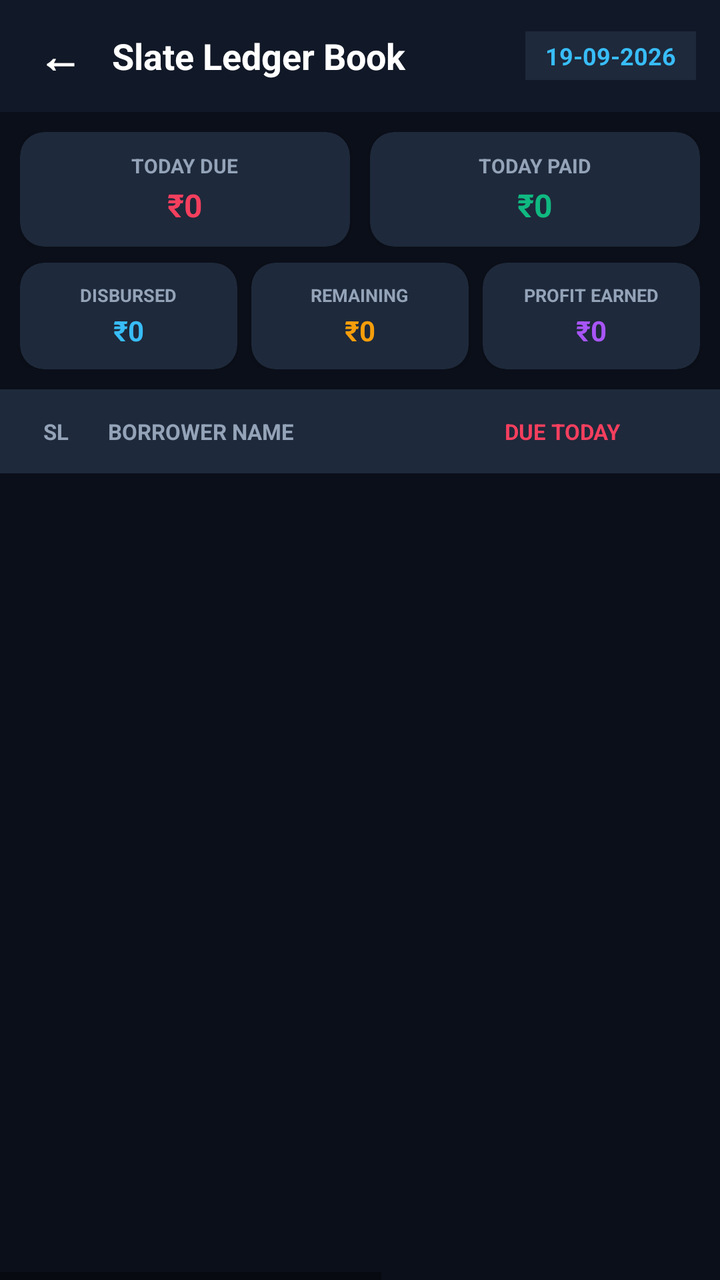
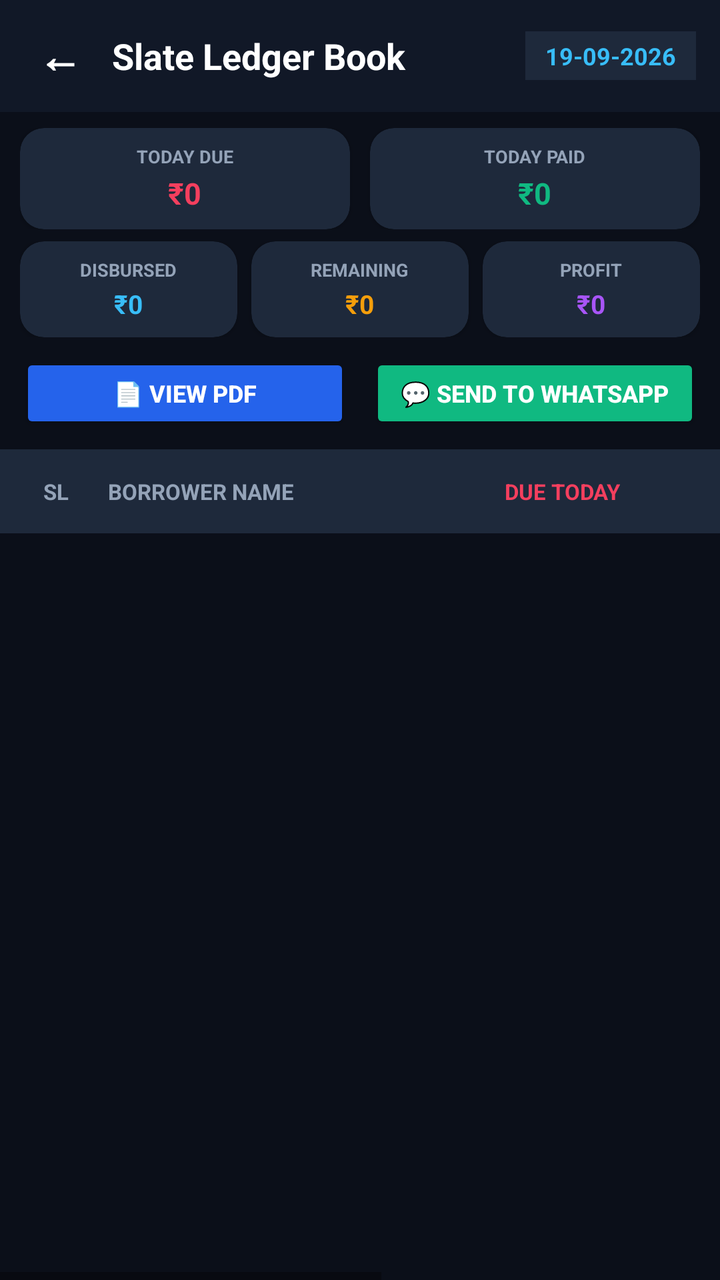

The first picture is an Android layout as it rendered before a commit; the second is the same layout after the commit. The layout source and the unified diff follow.
<!-- AndroidManifest.xml: application theme Theme.QuickLoan -->
<!-- res/layout/activity_payment_history.xml -->
<?xml version="1.0" encoding="utf-8"?>
<LinearLayout xmlns:android="http://schemas.android.com/apk/res/android"
    xmlns:app="http://schemas.android.com/apk/res-auto"
    android:layout_width="match_parent"
    android:layout_height="match_parent"
    android:background="#0B0F19"
    android:orientation="vertical">

    
    <LinearLayout
        android:layout_width="match_parent"
        android:layout_height="56dp"
        android:background="#111827"
        android:gravity="center_vertical"
        android:orientation="horizontal"
        android:paddingHorizontal="12dp">

        <TextView
            android:id="@+id/btnBackLedger"
            android:layout_width="36dp"
            android:layout_height="36dp"
            android:gravity="center"
            android:text="←"
            android:textColor="#FFFFFF"
            android:textSize="22sp"
            android:textStyle="bold" />

        <TextView
            android:layout_width="0dp"
            android:layout_height="wrap_content"
            android:layout_marginStart="8dp"
            android:layout_weight="1"
            android:text="Slate Ledger Book"
            android:textColor="#FFFFFF"
            android:textSize="18sp"
            android:textStyle="bold" />

        <TextView
            android:id="@+id/tvSlateCurrentDate"
            android:layout_width="wrap_content"
            android:layout_height="wrap_content"
            android:background="#1E293B"
            android:paddingHorizontal="10dp"
            android:paddingVertical="4dp"
            android:text="19-09-2026"
            android:textColor="#38BDF8"
            android:textSize="12sp"
            android:textStyle="bold" />
    </LinearLayout>

    
    <LinearLayout
        android:layout_width="match_parent"
        android:layout_height="wrap_content"
        android:layout_marginHorizontal="10dp"
        android:layout_marginTop="10dp"
        android:orientation="horizontal">

        <androidx.cardview.widget.CardView
            android:layout_width="0dp"
            android:layout_height="wrap_content"
            android:layout_marginEnd="5dp"
            android:layout_weight="1"
            app:cardBackgroundColor="#1E293B"
            app:cardCornerRadius="12dp"
            app:cardElevation="2dp">

            <LinearLayout
                android:layout_width="match_parent"
                android:layout_height="wrap_content"
                android:gravity="center"
                android:orientation="vertical"
                android:padding="10dp">

                <TextView
                    android:layout_width="wrap_content"
                    android:layout_height="wrap_content"
                    android:text="TODAY DUE"
                    android:textColor="#94A3B8"
                    android:textSize="10sp"
                    android:textStyle="bold" />

                <TextView
                    android:id="@+id/tvSlateTotalDue"
                    android:layout_width="wrap_content"
                    android:layout_height="wrap_content"
                    android:layout_marginTop="2dp"
                    android:text="₹0"
                    android:textColor="#F43F5E"
                    android:textSize="16sp"
                    android:textStyle="bold" />
            </LinearLayout>
        </androidx.cardview.widget.CardView>

        <androidx.cardview.widget.CardView
            android:layout_width="0dp"
            android:layout_height="wrap_content"
            android:layout_marginStart="5dp"
            android:layout_weight="1"
            app:cardBackgroundColor="#1E293B"
            app:cardCornerRadius="12dp"
            app:cardElevation="2dp">

            <LinearLayout
                android:layout_width="match_parent"
                android:layout_height="wrap_content"
                android:gravity="center"
                android:orientation="vertical"
                android:padding="10dp">

                <TextView
                    android:layout_width="wrap_content"
                    android:layout_height="wrap_content"
                    android:text="TODAY PAID"
                    android:textColor="#94A3B8"
                    android:textSize="10sp"
                    android:textStyle="bold" />

                <TextView
                    android:id="@+id/tvSlateTodayPaid"
                    android:layout_width="wrap_content"
                    android:layout_height="wrap_content"
                    android:layout_marginTop="2dp"
                    android:text="₹0"
                    android:textColor="#10B981"
                    android:textSize="16sp"
                    android:textStyle="bold" />
            </LinearLayout>
        </androidx.cardview.widget.CardView>
    </LinearLayout>

    
    <LinearLayout
        android:layout_width="match_parent"
        android:layout_height="wrap_content"
        android:layout_marginHorizontal="10dp"
        android:layout_marginTop="8dp"
        android:layout_marginBottom="10dp"
        android:orientation="horizontal">

        <androidx.cardview.widget.CardView
            android:layout_width="0dp"
            android:layout_height="wrap_content"
            android:layout_marginEnd="4dp"
            android:layout_weight="1"
            app:cardBackgroundColor="#1E293B"
            app:cardCornerRadius="12dp"
            app:cardElevation="2dp">

            <LinearLayout
                android:layout_width="match_parent"
                android:layout_height="wrap_content"
                android:gravity="center"
                android:orientation="vertical"
                android:padding="10dp">

                <TextView
                    android:layout_width="wrap_content"
                    android:layout_height="wrap_content"
                    android:text="DISBURSED"
                    android:textColor="#94A3B8"
                    android:textSize="9sp"
                    android:textStyle="bold" />

                <TextView
                    android:id="@+id/tvSlateDisbursementBalance"
                    android:layout_width="wrap_content"
                    android:layout_height="wrap_content"
                    android:layout_marginTop="2dp"
                    android:text="₹0"
                    android:textColor="#38BDF8"
                    android:textSize="14sp"
                    android:textStyle="bold" />
            </LinearLayout>
        </androidx.cardview.widget.CardView>

        <androidx.cardview.widget.CardView
            android:layout_width="0dp"
            android:layout_height="wrap_content"
            android:layout_marginHorizontal="3dp"
            android:layout_weight="1"
            app:cardBackgroundColor="#1E293B"
            app:cardCornerRadius="12dp"
            app:cardElevation="2dp">

            <LinearLayout
                android:layout_width="match_parent"
                android:layout_height="wrap_content"
                android:gravity="center"
                android:orientation="vertical"
                android:padding="10dp">

                <TextView
                    android:layout_width="wrap_content"
                    android:layout_height="wrap_content"
                    android:text="REMAINING"
                    android:textColor="#94A3B8"
                    android:textSize="9sp"
                    android:textStyle="bold" />

                <TextView
                    android:id="@+id/tvSlateTotalRemaining"
                    android:layout_width="wrap_content"
                    android:layout_height="wrap_content"
                    android:layout_marginTop="2dp"
                    android:text="₹0"
                    android:textColor="#F59E0B"
                    android:textSize="14sp"
                    android:textStyle="bold" />
            </LinearLayout>
        </androidx.cardview.widget.CardView>

        <androidx.cardview.widget.CardView
            android:layout_width="0dp"
            android:layout_height="wrap_content"
            android:layout_marginStart="4dp"
            android:layout_weight="1"
            app:cardBackgroundColor="#1E293B"
            app:cardCornerRadius="12dp"
            app:cardElevation="2dp">

            <LinearLayout
                android:layout_width="match_parent"
                android:layout_height="wrap_content"
                android:gravity="center"
                android:orientation="vertical"
                android:padding="10dp">

                <TextView
                    android:layout_width="wrap_content"
                    android:layout_height="wrap_content"
                    android:text="PROFIT EARNED"
                    android:textColor="#94A3B8"
                    android:textSize="9sp"
                    android:textStyle="bold" />

                <TextView
                    android:id="@+id/tvSlateInterestCollected"
                    android:layout_width="wrap_content"
                    android:layout_height="wrap_content"
                    android:layout_marginTop="2dp"
                    android:text="₹0"
                    android:textColor="#A855F7"
                    android:textSize="14sp"
                    android:textStyle="bold" />
            </LinearLayout>
        </androidx.cardview.widget.CardView>
    </LinearLayout>

    <TextView
        android:id="@+id/tvEmptySlate"
        android:layout_width="match_parent"
        android:layout_height="wrap_content"
        android:gravity="center"
        android:padding="30dp"
        android:text="No running loan records found"
        android:textColor="#64748B"
        android:visibility="gone" />

    
    <HorizontalScrollView
        android:layout_width="match_parent"
        android:layout_height="match_parent"
        android:fillViewport="true"
        android:scrollbars="horizontal">

        <LinearLayout
            android:layout_width="wrap_content"
            android:layout_height="match_parent"
            android:orientation="vertical">

            
            <LinearLayout
                android:layout_width="680dp"
                android:layout_height="42dp"
                android:background="#1E293B"
                android:gravity="center_vertical"
                android:orientation="horizontal"
                android:paddingHorizontal="8dp">

                <TextView
                    android:layout_width="40dp"
                    android:layout_height="wrap_content"
                    android:gravity="center"
                    android:text="SL"
                    android:textColor="#94A3B8"
                    android:textSize="11sp"
                    android:textStyle="bold" />

                <TextView
                    android:layout_width="160dp"
                    android:layout_height="wrap_content"
                    android:paddingStart="6dp"
                    android:text="BORROWER NAME"
                    android:textColor="#94A3B8"
                    android:textSize="11sp"
                    android:textStyle="bold" />

                <TextView
                    android:layout_width="110dp"
                    android:layout_height="wrap_content"
                    android:gravity="end"
                    android:paddingEnd="8dp"
                    android:text="DUE TODAY"
                    android:textColor="#F43F5E"
                    android:textSize="11sp"
                    android:textStyle="bold" />

                <TextView
                    android:layout_width="120dp"
                    android:layout_height="wrap_content"
                    android:gravity="end"
                    android:paddingEnd="8dp"
                    android:text="TODAY COLL"
                    android:textColor="#38BDF8"
                    android:textSize="11sp"
                    android:textStyle="bold" />

                <TextView
                    android:layout_width="120dp"
                    android:layout_height="wrap_content"
                    android:gravity="end"
                    android:paddingEnd="8dp"
                    android:text="TOTAL PAID"
                    android:textColor="#10B981"
                    android:textSize="11sp"
                    android:textStyle="bold" />

                <TextView
                    android:layout_width="130dp"
                    android:layout_height="wrap_content"
                    android:gravity="end"
                    android:paddingEnd="8dp"
                    android:text="REMAINING"
                    android:textColor="#F59E0B"
                    android:textSize="11sp"
                    android:textStyle="bold" />
            </LinearLayout>

            
            <androidx.recyclerview.widget.RecyclerView
                android:id="@+id/rvSlateTable"
                android:layout_width="680dp"
                android:layout_height="match_parent"
                android:clipToPadding="false"
                android:paddingBottom="16dp" />
        </LinearLayout>
    </HorizontalScrollView>

</LinearLayout>
<!-- resources referenced by this layout -->
<resources>
  <style name="Theme.QuickLoan" parent="Theme.AppCompat.DayNight.NoActionBar">
          
          <item name="android:windowBackground">@color/surface_bg</item>
          <item name="android:colorBackground">@color/surface_bg</item>
  
          
          <item name="colorPrimary">@color/header_bg</item>
          <item name="colorPrimaryDark">#070A10</item>
          <item name="colorAccent">@color/brand_accent</item>
  
          
          <item name="android:statusBarColor">@color/header_bg</item>
          <item name="android:navigationBarColor">#070A10</item>
          <item name="android:windowLightStatusBar">false</item>
      </style>
  <color name="surface_bg">#0B0F19</color>
  <color name="header_bg">#111827</color>
  <color name="brand_accent">#38BDF8</color>
</resources>

<!-- the commit's change to res/layout/activity_payment_history.xml (unified diff, before → after) -->
@@ -53,7 +53,7 @@
         android:layout_width="match_parent"
         android:layout_height="wrap_content"
         android:layout_marginHorizontal="10dp"
-        android:layout_marginTop="10dp"
+        android:layout_marginTop="8dp"
         android:orientation="horizontal">
 
         <androidx.cardview.widget.CardView
@@ -64,31 +64,9 @@
             app:cardBackgroundColor="#1E293B"
             app:cardCornerRadius="12dp"
             app:cardElevation="2dp">
-
-            <LinearLayout
-                android:layout_width="match_parent"
-                android:layout_height="wrap_content"
-                android:gravity="center"
-                android:orientation="vertical"
-                android:padding="10dp">
-
-                <TextView
-                    android:layout_width="wrap_content"
-                    android:layout_height="wrap_content"
-                    android:text="TODAY DUE"
-                    android:textColor="#94A3B8"
-                    android:textSize="10sp"
-                    android:textStyle="bold" />
-
-                <TextView
-                    android:id="@+id/tvSlateTotalDue"
-                    android:layout_width="wrap_content"
-                    android:layout_height="wrap_content"
-                    android:layout_marginTop="2dp"
-                    android:text="₹0"
-                    android:textColor="#F43F5E"
-                    android:textSize="16sp"
-                    android:textStyle="bold" />
+            <LinearLayout android:gravity="center" android:layout_height="wrap_content" android:layout_width="match_parent" android:orientation="vertical" android:padding="8dp">
+                <TextView android:layout_height="wrap_content" android:layout_width="wrap_content" android:text="TODAY DUE" android:textColor="#94A3B8" android:textSize="9sp" android:textStyle="bold" />
+                <TextView android:id="@+id/tvSlateTotalDue" android:layout_height="wrap_content" android:layout_marginTop="2dp" android:layout_width="wrap_content" android:text="₹0" android:textColor="#F43F5E" android:textSize="15sp" android:textStyle="bold" />
             </LinearLayout>
         </androidx.cardview.widget.CardView>
 
@@ -100,31 +78,60 @@
             app:cardBackgroundColor="#1E293B"
             app:cardCornerRadius="12dp"
             app:cardElevation="2dp">
-
-            <LinearLayout
-                android:layout_width="match_parent"
-                android:layout_height="wrap_content"
-                android:gravity="center"
-                android:orientation="vertical"
-                android:padding="10dp">
-
-                <TextView
-                    android:layout_width="wrap_content"
-                    android:layout_height="wrap_content"
-                    android:text="TODAY PAID"
-                    android:textColor="#94A3B8"
-                    android:textSize="10sp"
-                    android:textStyle="bold" />
-
-                <TextView
-                    android:id="@+id/tvSlateTodayPaid"
-                    android:layout_width="wrap_content"
-                    android:layout_height="wrap_content"
-                    android:layout_marginTop="2dp"
-                    android:text="₹0"
-                    android:textColor="#10B981"
-                    android:textSize="16sp"
-                    android:textStyle="bold" />
+            <LinearLayout android:gravity="center" android:layout_height="wrap_content" android:layout_width="match_parent" android:orientation="vertical" android:padding="8dp">
+                <TextView android:layout_height="wrap_content" android:layout_width="wrap_content" android:text="TODAY PAID" android:textColor="#94A3B8" android:textSize="9sp" android:textStyle="bold" />
+                <TextView android:id="@+id/tvSlateTodayPaid" android:layout_height="wrap_content" android:layout_marginTop="2dp" android:layout_width="wrap_content" android:text="₹0" android:textColor="#10B981" android:textSize="15sp" android:textStyle="bold" />
+            </LinearLayout>
+        </androidx.cardview.widget.CardView>
+    </LinearLayout>
+
+    
+    <LinearLayout
+        android:layout_width="match_parent"
+        android:layout_height="wrap_content"
+        android:layout_marginHorizontal="10dp"
+        android:layout_marginTop="6dp"
+        android:orientation="horizontal">
+
+        <androidx.cardview.widget.CardView
+            android:layout_width="0dp"
+            android:layout_height="wrap_content"
+            android:layout_marginEnd="4dp"
+            android:layout_weight="1"
+            app:cardBackgroundColor="#1E293B"
+            app:cardCornerRadius="12dp"
+            app:cardElevation="2dp">
+            <LinearLayout android:gravity="center" android:layout_height="wrap_content" android:layout_width="match_parent" android:orientation="vertical" android:padding="8dp">
+                <TextView android:layout_height="wrap_content" android:layout_width="wrap_content" android:text="DISBURSED" android:textColor="#94A3B8" android:textSize="9sp" android:textStyle="bold" />
+                <TextView android:id="@+id/tvSlateDisbursementBalance" android:layout_height="wrap_content" android:layout_marginTop="2dp" android:layout_width="wrap_content" android:text="₹0" android:textColor="#38BDF8" android:textSize="13sp" android:textStyle="bold" />
+            </LinearLayout>
+        </androidx.cardview.widget.CardView>
+
+        <androidx.cardview.widget.CardView
+            android:layout_width="0dp"
+            android:layout_height="wrap_content"
+            android:layout_marginHorizontal="3dp"
+            android:layout_weight="1"
+            app:cardBackgroundColor="#1E293B"
+            app:cardCornerRadius="12dp"
+            app:cardElevation="2dp">
+            <LinearLayout android:gravity="center" android:layout_height="wrap_content" android:layout_width="match_parent" android:orientation="vertical" android:padding="8dp">
+                <TextView android:layout_height="wrap_content" android:layout_width="wrap_content" android:text="REMAINING" android:textColor="#94A3B8" android:textSize="9sp" android:textStyle="bold" />
+                <TextView android:id="@+id/tvSlateTotalRemaining" android:layout_height="wrap_content" android:layout_marginTop="2dp" android:layout_width="wrap_content" android:text="₹0" android:textColor="#F59E0B" android:textSize="13sp" android:textStyle="bold" />
+            </LinearLayout>
+        </androidx.cardview.widget.CardView>
+
+        <androidx.cardview.widget.CardView
+            android:layout_width="0dp"
+            android:layout_height="wrap_content"
+            android:layout_marginStart="4dp"
+            android:layout_weight="1"
+            app:cardBackgroundColor="#1E293B"
+            app:cardCornerRadius="12dp"
+            app:cardElevation="2dp">
+            <LinearLayout android:gravity="center" android:layout_height="wrap_content" android:layout_width="match_parent" android:orientation="vertical" android:padding="8dp">
+                <TextView android:layout_height="wrap_content" android:layout_width="wrap_content" android:text="PROFIT" android:textColor="#94A3B8" android:textSize="9sp" android:textStyle="bold" />
+                <TextView android:id="@+id/tvSlateInterestCollected" android:layout_height="wrap_content" android:layout_marginTop="2dp" android:layout_width="wrap_content" android:text="₹0" android:textColor="#A855F7" android:textSize="13sp" android:textStyle="bold" />
             </LinearLayout>
         </androidx.cardview.widget.CardView>
     </LinearLayout>
@@ -135,124 +142,41 @@
         android:layout_height="wrap_content"
         android:layout_marginHorizontal="10dp"
         android:layout_marginTop="8dp"
-        android:layout_marginBottom="10dp"
+        android:layout_marginBottom="8dp"
         android:orientation="horizontal">
 
-        <androidx.cardview.widget.CardView
-            android:layout_width="0dp"
-            android:layout_height="wrap_content"
-            android:layout_marginEnd="4dp"
-            android:layout_weight="1"
-            app:cardBackgroundColor="#1E293B"
-            app:cardCornerRadius="12dp"
-            app:cardElevation="2dp">
-
-            <LinearLayout
-                android:layout_width="match_parent"
-                android:layout_height="wrap_content"
-                android:gravity="center"
-                android:orientation="vertical"
-                android:padding="10dp">
-
-                <TextView
-                    android:layout_width="wrap_content"
-                    android:layout_height="wrap_content"
-                    android:text="DISBURSED"
-                    android:textColor="#94A3B8"
-                    android:textSize="9sp"
-                    android:textStyle="bold" />
-
-                <TextView
-                    android:id="@+id/tvSlateDisbursementBalance"
-                    android:layout_width="wrap_content"
-                    android:layout_height="wrap_content"
-                    android:layout_marginTop="2dp"
-                    android:text="₹0"
-                    android:textColor="#38BDF8"
-                    android:textSize="14sp"
-                    android:textStyle="bold" />
-            </LinearLayout>
-        </androidx.cardview.widget.CardView>
-
-        <androidx.cardview.widget.CardView
-            android:layout_width="0dp"
-            android:layout_height="wrap_content"
-            android:layout_marginHorizontal="3dp"
-            android:layout_weight="1"
-            app:cardBackgroundColor="#1E293B"
-            app:cardCornerRadius="12dp"
-            app:cardElevation="2dp">
-
-            <LinearLayout
-                android:layout_width="match_parent"
-                android:layout_height="wrap_content"
-                android:gravity="center"
-                android:orientation="vertical"
-                android:padding="10dp">
-
-                <TextView
-                    android:layout_width="wrap_content"
-                    android:layout_height="wrap_content"
-                    android:text="REMAINING"
-                    android:textColor="#94A3B8"
-                    android:textSize="9sp"
-                    android:textStyle="bold" />
-
-                <TextView
-                    android:id="@+id/tvSlateTotalRemaining"
-                    android:layout_width="wrap_content"
-                    android:layout_height="wrap_content"
-                    android:layout_marginTop="2dp"
-                    android:text="₹0"
-                    android:textColor="#F59E0B"
-                    android:textSize="14sp"
-                    android:textStyle="bold" />
-            </LinearLayout>
-        </androidx.cardview.widget.CardView>
-
-        <androidx.cardview.widget.CardView
-            android:layout_width="0dp"
-            android:layout_height="wrap_content"
-            android:layout_marginStart="4dp"
-            android:layout_weight="1"
-            app:cardBackgroundColor="#1E293B"
-            app:cardCornerRadius="12dp"
-            app:cardElevation="2dp">
-
-            <LinearLayout
-                android:layout_width="match_parent"
-                android:layout_height="wrap_content"
-                android:gravity="center"
-                android:orientation="vertical"
-                android:padding="10dp">
-
-                <TextView
-                    android:layout_width="wrap_content"
-                    android:layout_height="wrap_content"
-                    android:text="PROFIT EARNED"
-                    android:textColor="#94A3B8"
-                    android:textSize="9sp"
-                    android:textStyle="bold" />
-
-                <TextView
-                    android:id="@+id/tvSlateInterestCollected"
-                    android:layout_width="wrap_content"
-                    android:layout_height="wrap_content"
-                    android:layout_marginTop="2dp"
-                    android:text="₹0"
-                    android:textColor="#A855F7"
-                    android:textSize="14sp"
-                    android:textStyle="bold" />
-            </LinearLayout>
-        </androidx.cardview.widget.CardView>
-    </LinearLayout>
-
+        <Button
+            android:id="@+id/btnLenderViewPdf"
+            android:layout_width="0dp"
+            android:layout_height="40dp"
+            android:layout_marginEnd="5dp"
+            android:layout_weight="1"
+            android:backgroundTint="#2563EB"
+            android:text="📄 View PDF"
+            android:textColor="#FFFFFF"
+            android:textSize="12sp"
+            android:textStyle="bold" />
+
+        <Button
+            android:id="@+id/btnLenderSendWa"
+            android:layout_width="0dp"
+            android:layout_height="40dp"
+            android:layout_marginStart="5dp"
+            android:layout_weight="1"
+            android:backgroundTint="#10B981"
+            android:text="💬 Send To Whatsapp"
+            android:textColor="#FFFFFF"
+            android:textSize="12sp"
+            android:textStyle="bold" />
+    </LinearLayout>
+
+    
     <TextView
         android:id="@+id/tvEmptySlate"
         android:layout_width="match_parent"
         android:layout_height="wrap_content"
         android:gravity="center"
-        android:padding="30dp"
+        android:padding="20dp"
         android:text="No running loan records found"
         android:textColor="#64748B"
         android:visibility="gone" />
@@ -278,66 +202,14 @@
                 android:orientation="horizontal"
                 android:paddingHorizontal="8dp">
 
-                <TextView
-                    android:layout_width="40dp"
-                    android:layout_height="wrap_content"
-                    android:gravity="center"
-                    android:text="SL"
-                    android:textColor="#94A3B8"
-                    android:textSize="11sp"
-                    android:textStyle="bold" />
-
-                <TextView
-                    android:layout_width="160dp"
-                    android:layout_height="wrap_content"
-                    android:paddingStart="6dp"
-                    android:text="BORROWER NAME"
-                    android:textColor="#94A3B8"
-                    android:textSize="11sp"
-                    android:textStyle="bold" />
-
-                <TextView
-                    android:layout_width="110dp"
-                    android:layout_height="wrap_content"
-                    android:gravity="end"
-                    android:paddingEnd="8dp"
-                    android:text="DUE TODAY"
-                    android:textColor="#F43F5E"
-                    android:textSize="11sp"
-                    android:textStyle="bold" />
-
-                <TextView
-                    android:layout_width="120dp"
-                    android:layout_height="wrap_content"
-                    android:gravity="end"
-                    android:paddingEnd="8dp"
-                    android:text="TODAY COLL"
-                    android:textColor="#38BDF8"
-                    android:textSize="11sp"
-                    android:textStyle="bold" />
-
-                <TextView
-                    android:layout_width="120dp"
-                    android:layout_height="wrap_content"
-                    android:gravity="end"
-                    android:paddingEnd="8dp"
-                    android:text="TOTAL PAID"
-                    android:textColor="#10B981"
-                    android:textSize="11sp"
-                    android:textStyle="bold" />
-
-                <TextView
-                    android:layout_width="130dp"
-                    android:layout_height="wrap_content"
-                    android:gravity="end"
-                    android:paddingEnd="8dp"
-                    android:text="REMAINING"
-                    android:textColor="#F59E0B"
-                    android:textSize="11sp"
-                    android:textStyle="bold" />
-            </LinearLayout>
-
-            
+                <TextView android:layout_width="40dp" android:layout_height="wrap_content" android:gravity="center" android:text="SL" android:textColor="#94A3B8" android:textSize="11sp" android:textStyle="bold" />
+                <TextView android:layout_width="160dp" android:layout_height="wrap_content" android:paddingStart="6dp" android:text="BORROWER NAME" android:textColor="#94A3B8" android:textSize="11sp" android:textStyle="bold" />
+                <TextView android:layout_width="110dp" android:layout_height="wrap_content" android:gravity="end" android:paddingEnd="8dp" android:text="DUE TODAY" android:textColor="#F43F5E" android:textSize="11sp" android:textStyle="bold" />
+                <TextView android:layout_width="120dp" android:layout_height="wrap_content" android:gravity="end" android:paddingEnd="8dp" android:text="TODAY COLL" android:textColor="#38BDF8" android:textSize="11sp" android:textStyle="bold" />
+                <TextView android:layout_width="120dp" android:layout_height="wrap_content" android:gravity="end" android:paddingEnd="8dp" android:text="TOTAL PAID" android:textColor="#10B981" android:textSize="11sp" android:textStyle="bold" />
+                <TextView android:layout_width="130dp" android:layout_height="wrap_content" android:gravity="end" android:paddingEnd="8dp" android:text="REMAINING" android:textColor="#F59E0B" android:textSize="11sp" android:textStyle="bold" />
+            </LinearLayout>
+
             <androidx.recyclerview.widget.RecyclerView
                 android:id="@+id/rvSlateTable"
                 android:layout_width="680dp"
